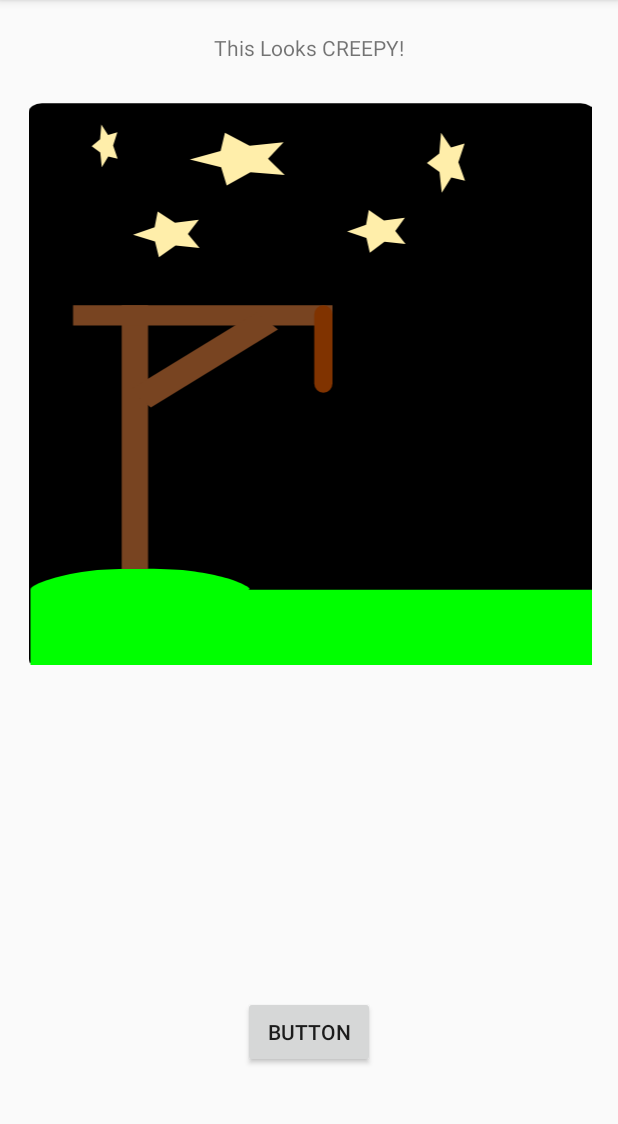
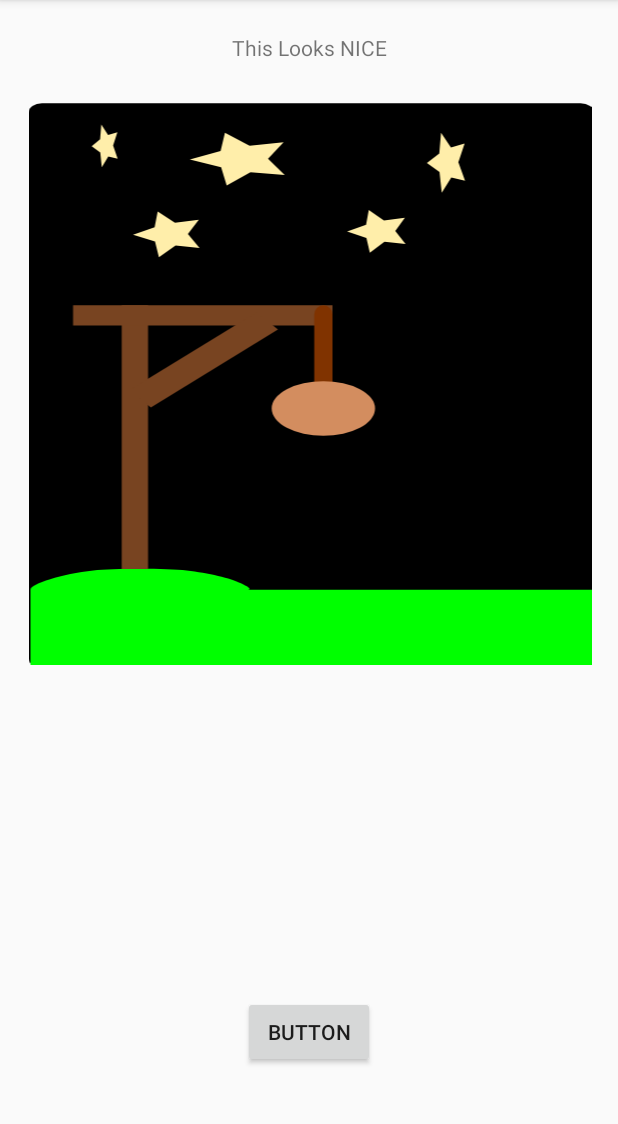
Before and after one commit to NTThyssen/MobilAppUdvikling, an Android app: the screen it shows after launch (MainMenu), after a tap on "BUTTON", on a phone screen of 412 x 824 dp, the part 84-1208 px from its top. Run offline under Robolectric (Android 15) with nearby library versions, the phone set to English and light mode, and no system bars.

Commit message:
changeTheme method added

```diff
--- a/app/src/main/java/com/tt/nicklas/myappbrint/MainMenu.java
+++ b/app/src/main/java/com/tt/nicklas/myappbrint/MainMenu.java
@@ -1,6 +1,9 @@
 package com.tt.nicklas.myappbrint;
 
+import android.content.res.Resources;
 import android.graphics.drawable.Drawable;
+import android.support.annotation.StyleRes;
+import android.support.annotation.StyleableRes;
 import android.support.v4.content.res.ResourcesCompat;
 import android.support.v7.app.AppCompatActivity;
 import android.os.Bundle;
@@ -11,43 +14,42 @@ import android.widget.ImageView;
 import android.widget.TextView;
 
 
+
+
 public class MainMenu extends AppCompatActivity {
-    boolean changeTheme = true;
+    int wrongAnswer = 0;
     Drawable drawable;
-    ContextThemeWrapper wrapper1;
+    ContextThemeWrapper  themeWapper;
     ImageView imageView;
+
     @Override
     protected void onCreate(Bundle savedInstanceState) {
 
         super.onCreate(savedInstanceState);
         setContentView(R.layout.activity_main_menu);
         Button b = (Button) findViewById(R.id.button);
-        wrapper1 = new ContextThemeWrapper(this, R.style.default1);
+        themeWapper = new ContextThemeWrapper(this, R.style.default1);
         TextView t = (TextView) findViewById(R.id.text1);
-        drawable = ResourcesCompat.getDrawable(getResources(), R.drawable.ic_hangman, wrapper1.getTheme());
+        drawable = ResourcesCompat.getDrawable(getResources(), R.drawable.ic_hangman,  themeWapper.getTheme());
         imageView = (ImageView) findViewById(R.id.imageView);
         imageView.setImageDrawable(drawable);
 
-        b.setOnClickListener((v) -> {
-            if(changeTheme){
-                wrapper1 = new ContextThemeWrapper(this, R.style.rope);
-                drawable = ResourcesCompat.getDrawable(getResources(), R.drawable.ic_hangman, wrapper1.getTheme());
-                imageView = (ImageView) findViewById(R.id.imageView);
-                imageView.setImageDrawable(drawable);
-                changeTheme = false;
-                t.setText("This Looks CREEPY!");
-            }else{
+        b.setOnClickListener((userGuess) -> {
+                Resources.Theme theme = getResources().newTheme();
+                theme.applyStyle(R.style.head, true);
+                changeTheme(theme);
+
                 t.setText("This Looks NICE");
-                wrapper1 = new ContextThemeWrapper(this, R.style.default1);
-                drawable = ResourcesCompat.getDrawable(getResources(), R.drawable.ic_hangman, wrapper1.getTheme());
-                imageView = (ImageView) findViewById(R.id.imageView);
-                imageView.setImageDrawable(drawable);
-                changeTheme = true;
-            }
 
         } );
 
     }
 
+    private void changeTheme(Resources.Theme theme) {
+        final Drawable drawable = ResourcesCompat.getDrawable(getResources(), R.drawable.ic_hangman, theme);
+        imageView.setImageDrawable(drawable);
+    }
+
+
 
 }
```
Also changed, not shown: app/src/main/res/values/styles.xml (+24 -3 lines).
